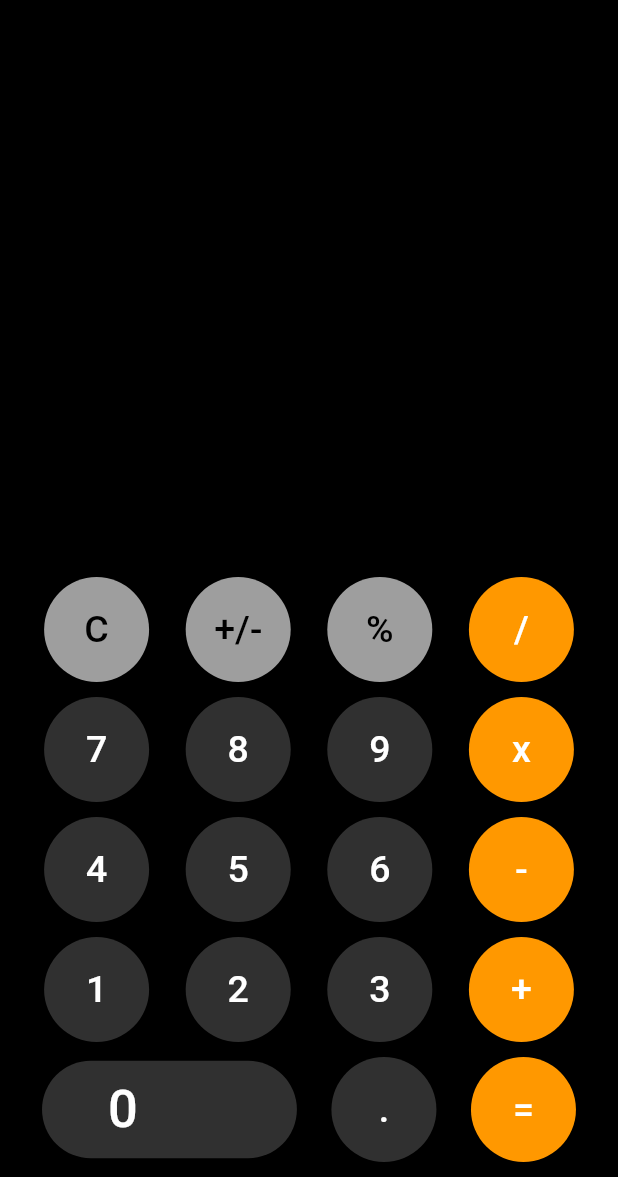
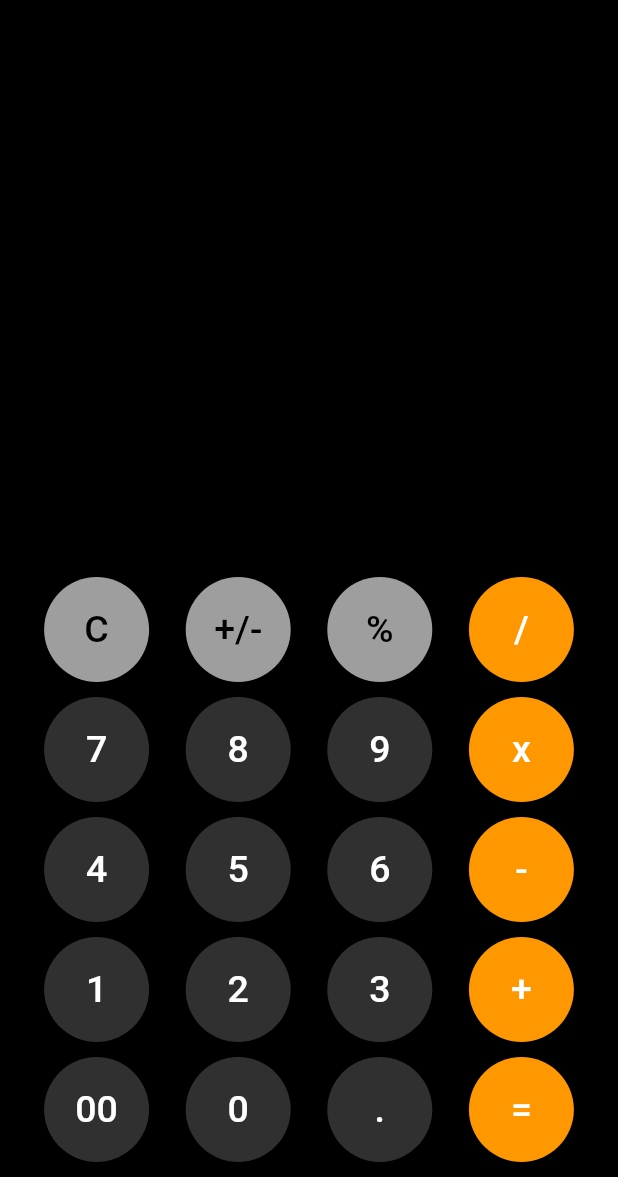
Before and after one commit to Gabriel-26/simple_flutter_calculator, a Flutter app: the screen it shows after launch, on a phone screen of 412 x 824 dp, the part 59-1236 px from its top. Run offline on Flutter 3.47's test engine with Material 2 defaults, Android fonts, the phone set to English and light mode, and no system bars.

Commit message:
fix 0 button and text overflow

```diff
--- a/lib/calculator.dart
+++ b/lib/calculator.dart
@@ -46,12 +46,14 @@ class _CalculatorState extends State<Calculator> {
             Row(
               mainAxisAlignment: MainAxisAlignment.end,
               children: [
-                Padding(
-                  padding: EdgeInsets.all(10.0),
-                  child: Text(
-                    text,
-                    textAlign: TextAlign.left,
-                    style: TextStyle(color: Colors.white, fontSize: 80),
+                Expanded(
+                  child: Padding(
+                    padding: EdgeInsets.all(10.0),
+                    child: Text(
+                      text,
+                      textAlign: TextAlign.left,
+                      style: TextStyle(color: Colors.white, fontSize: 55),
+                    ),
                   ),
                 ),
               ],
@@ -99,23 +101,8 @@ class _CalculatorState extends State<Calculator> {
             Row(
               mainAxisAlignment: MainAxisAlignment.spaceEvenly,
               children: [
-                ElevatedButton(
-                  onPressed: () {},
-                  child: Padding(
-                    padding: const EdgeInsets.fromLTRB(28, 12, 90, 12),
-                    child: Text(
-                      "0",
-                      style: TextStyle(
-                        fontSize: 35,
-                        color: Colors.white,
-                      ),
-                    ),
-                  ),
-                  style: ElevatedButton.styleFrom(
-                    shape: StadiumBorder(),
-                    primary: (Colors.grey[850])!,
-                  ),
-                ),
+                numButton("00", (Colors.grey[850])!, Colors.white),
+                numButton("0", (Colors.grey[850])!, Colors.white),
                 numButton(".", (Colors.grey[850])!, Colors.white),
                 numButton("=", Colors.orange, Colors.white),
               ],
```
